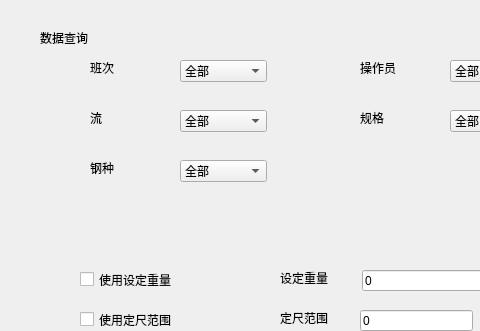
Qt form UI_ProductionDataQuery.ui (FSPengchen/Steel_FixdLengthSystem) before a commit; both pictures show x 0 to 480 and y 0 to 331 of the 742 by 557 pixel window.
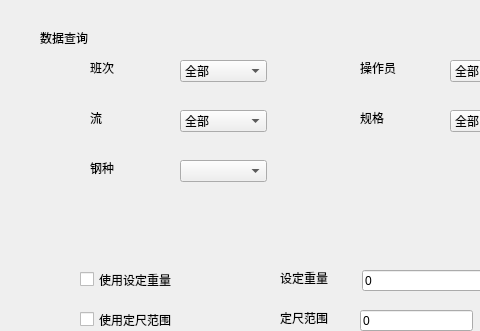
The same form after that commit.

```diff
--- a/UI_ProductionDataQuery.ui
+++ b/UI_ProductionDataQuery.ui
@@ -144,11 +144,6 @@
      <height>22</height>
     </rect>
    </property>
-   <item>
-    <property name="text">
-     <string>全部</string>
-    </property>
-   </item>
   </widget>
   <widget class="QComboBox" name="comboBox_4">
    <property name="geometry">
```
Left out of the diff: 2 changed lines with no effect on the pictures.
